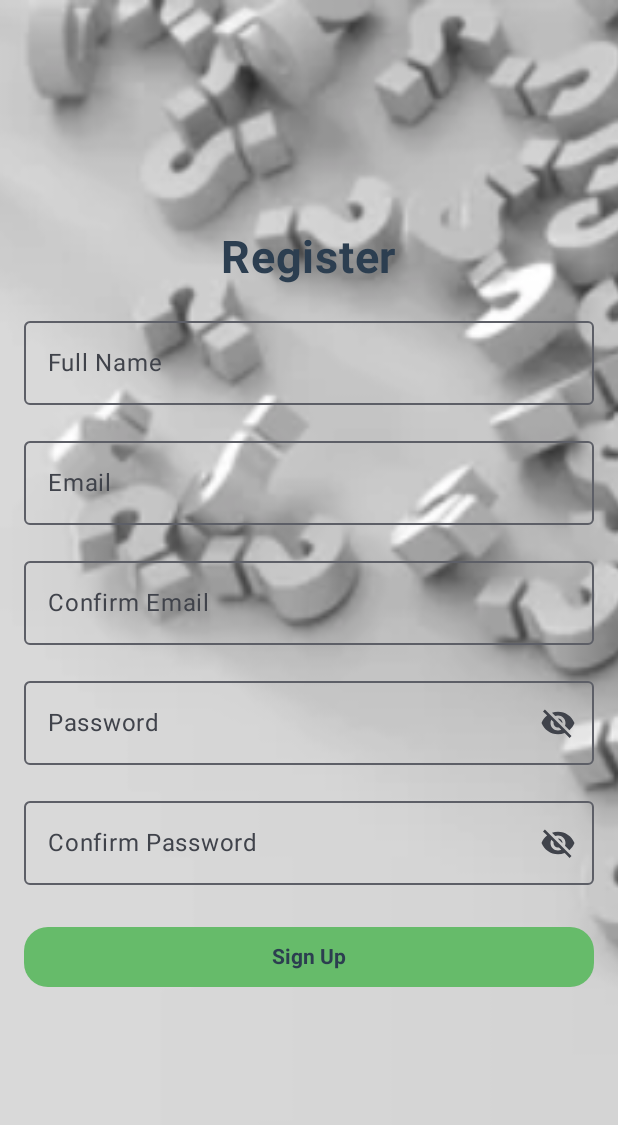
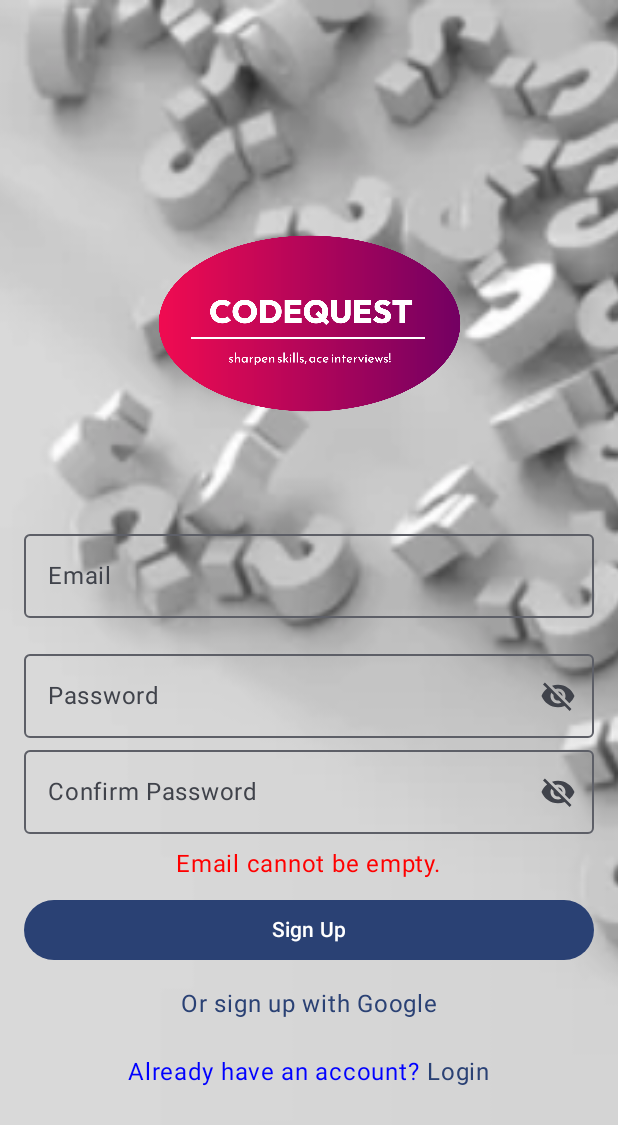
Before and after one commit to SaikumariLukka/CodeQuest, an Android app built with Jetpack Compose: the SignUpActivity screen opened directly, with no data from a screen before it, after a tap on "Sign Up", on a phone screen of 412 x 824 dp. Shown: the top 1125 px of the screen. Run offline under Robolectric (Android 15) with nearby library versions, the phone set to English and light mode, and no system bars; our stand-ins replace Firebase (no records; nobody signed in at launch, a user with empty details on screens opened directly).

Commit message:
Commit 7

```diff
--- a/app/src/main/java/com/example/codequest/SignUpActivity.kt
+++ b/app/src/main/java/com/example/codequest/SignUpActivity.kt
@@ -1,9 +1,14 @@
 package com.example.codequest
 
+import android.content.Intent
 import android.os.Bundle
+import android.util.Patterns
+import android.widget.Toast
 import androidx.activity.ComponentActivity
 import androidx.activity.compose.setContent
+import androidx.activity.result.contract.ActivityResultContracts
 import androidx.compose.foundation.Image
+import androidx.compose.foundation.clickable
 import androidx.compose.foundation.layout.*
 import androidx.compose.material.icons.Icons
 import androidx.compose.material.icons.filled.Visibility
@@ -15,35 +20,118 @@ import androidx.compose.ui.Modifier
 import androidx.compose.ui.graphics.Color
 import androidx.compose.ui.layout.ContentScale
 import androidx.compose.ui.res.painterResource
-import androidx.compose.ui.text.TextStyle
-import androidx.compose.ui.text.font.FontWeight
 import androidx.compose.ui.text.input.PasswordVisualTransformation
 import androidx.compose.ui.text.input.TextFieldValue
 import androidx.compose.ui.text.input.VisualTransformation
 import androidx.compose.ui.unit.dp
 import androidx.compose.ui.unit.sp
 import com.example.codequest.ui.theme.CodeQuestTheme
-import androidx.compose.foundation.shape.RoundedCornerShape
+import com.google.firebase.auth.FirebaseAuth
+import com.google.firebase.auth.GoogleAuthProvider
+import com.google.android.gms.auth.api.identity.Identity
+import com.google.android.gms.auth.api.identity.SignInClient
+import com.google.android.gms.auth.api.identity.BeginSignInRequest
+import androidx.compose.ui.platform.LocalContext
 
 class SignUpActivity : ComponentActivity() {
+
+    private lateinit var auth: FirebaseAuth
+    private lateinit var oneTapClient: SignInClient
+    private lateinit var signInRequest: BeginSignInRequest
+
     override fun onCreate(savedInstanceState: Bundle?) {
         super.onCreate(savedInstanceState)
+
+        // Firebase Authentication setup
+        auth = FirebaseAuth.getInstance()
+
+        // One Tap Google Sign-Up initialization
+        oneTapClient = Identity.getSignInClient(this)
+        signInRequest = BeginSignInRequest.builder()
+            .setGoogleIdTokenRequestOptions(
+                BeginSignInRequest.GoogleIdTokenRequestOptions.builder()
+                    .setSupported(true)
+                    .setServerClientId(getString(R.string.default_web_client_id)) // Web client ID from Firebase
+                    .setFilterByAuthorizedAccounts(false)
+                    .build()
+            )
+            .build()
+
         setContent {
             CodeQuestTheme {
-                SignUpScreen()
+                SignUpScreen(
+                    onSignUpSuccess = {
+                        val homeIntent = Intent(this, LoginActivity::class.java)
+                        startActivity(homeIntent)
+                        finish() // Close the sign-up activity
+                    },
+                    onGoogleSignUp = { handleGoogleSignUp() },
+                    handleEmailSignUp = { email, password, onSignUpSuccess ->
+                        handleEmailSignUp(email, password, onSignUpSuccess)
+                    }
+                )
             }
         }
     }
+
+    private fun handleEmailSignUp(email: String, password: String, onSignUpSuccess: () -> Unit) {
+        auth.createUserWithEmailAndPassword(email, password)
+            .addOnCompleteListener(this) { task ->
+                if (task.isSuccessful) {
+                    Toast.makeText(this, "Sign-Up Successful", Toast.LENGTH_SHORT).show()
+                    onSignUpSuccess()
+                } else {
+                    Toast.makeText(this, "Sign-Up Failed: ${task.exception?.message}", Toast.LENGTH_SHORT).show()
+                }
+            }
+    }
+
+    private fun handleGoogleSignUp() {
+        val oneTapSignUp = oneTapClient.beginSignIn(signInRequest)
+        oneTapSignUp.addOnSuccessListener { result ->
+            val signUpIntent = result.pendingIntent.intentSender
+            // googleSignUpLauncher.launch(signUpIntent)
+        }.addOnFailureListener { exception ->
+            Toast.makeText(this, "Google Sign-Up Failed: ${exception.message}", Toast.LENGTH_SHORT).show()
+        }
+    }
+
+    private val googleSignUpLauncher =
+        registerForActivityResult(ActivityResultContracts.StartIntentSenderForResult()) { result ->
+            if (result.resultCode == RESULT_OK) {
+                val credential = oneTapClient.getSignInCredentialFromIntent(result.data)
+                val idToken = credential.googleIdToken
+                if (idToken != null) {
+                    val firebaseCredential = GoogleAuthProvider.getCredential(idToken, null)
+                    auth.signInWithCredential(firebaseCredential)
+                        .addOnCompleteListener(this) { task ->
+                            if (task.isSuccessful) {
+                                Toast.makeText(this, "Google Sign-Up Successful", Toast.LENGTH_SHORT).show()
+                                val homeIntent = Intent(this, HomeActivity::class.java)
+                                startActivity(homeIntent)
+                                finish() // Close the sign-up activity
+                            } else {
+                                Toast.makeText(this, "Google Sign-Up Failed: ${task.exception?.message}", Toast.LENGTH_SHORT).show()
+                            }
+                        }
+                }
+            }
+        }
 }
 
 @Composable
-fun SignUpScreen() {
-    var fullName by remember { mutableStateOf(TextFieldValue("")) }
+fun SignUpScreen(
+    onSignUpSuccess: () -> Unit,
+    onGoogleSignUp: () -> Unit,
+    handleEmailSignUp: (String, String, () -> Unit) -> Unit
+) {
     var email by remember { mutableStateOf(TextFieldValue("")) }
-    var confirmEmail by remember { mutableStateOf(TextFieldValue("")) }
     var password by remember { mutableStateOf(TextFieldValue("")) }
     var confirmPassword by remember { mutableStateOf(TextFieldValue("")) }
     var passwordVisible by remember { mutableStateOf(false) }
+    var signUpError by remember { mutableStateOf<String?>(null) } // Error message
+
+    val context = LocalContext.current // Correct context usage inside composable
 
     Box(
         modifier = Modifier.fillMaxSize()
@@ -52,7 +140,7 @@ fun SignUpScreen() {
             painter = painterResource(id = R.drawable.background),
             contentDescription = "Background Image",
             modifier = Modifier.fillMaxSize(),
-            contentScale = ContentScale.Crop // Scales and crops to fill the screen
+            contentScale = ContentScale.Crop
         )
 
         Column(
@@ -62,21 +150,13 @@ fun SignUpScreen() {
             verticalArrangement = Arrangement.Center,
             horizontalAlignment = Alignment.CenterHorizontally
         ) {
-            Text(
-                text = "Register",
-                fontSize = 30.sp,
-                color = Color(0xFF2C3E50), // Midnight Blue
-                fontWeight = FontWeight.Bold,
-                modifier = Modifier.padding(bottom = 16.dp)
-            )
-
-            OutlinedTextField(
-                value = fullName,
-                onValueChange = { fullName = it },
-                label = { Text("Full Name") },
+            Image(
+                painter = painterResource(id = R.drawable.logo),
+                contentDescription = "Logo",
                 modifier = Modifier
-                    .fillMaxWidth()
-                    .padding(bottom = 16.dp)
+                    .size(250.dp)
+                    .padding(bottom = 15.dp),
+                contentScale = ContentScale.Fit
             )
 
             OutlinedTextField(
@@ -89,20 +169,11 @@ fun SignUpScreen() {
             )
 
             OutlinedTextField(
-                value = confirmEmail,
-                onValueChange = { confirmEmail = it },
-                label = { Text("Confirm Email") },
-                modifier = Modifier
-                    .fillMaxWidth()
-                    .padding(bottom = 16.dp)
-            )
-
-            // Password field with visibility toggle
-            OutlinedTextField(
                 value = password,
                 onValueChange = { password = it },
                 label = { Text("Password") },
                 visualTransformation = if (passwordVisible) VisualTransformation.None else PasswordVisualTransformation(),
+                modifier = Modifier.fillMaxWidth(),
                 trailingIcon = {
                     IconButton(onClick = { passwordVisible = !passwordVisible }) {
                         Icon(
@@ -110,18 +181,15 @@ fun SignUpScreen() {
                             contentDescription = if (passwordVisible) "Hide password" else "Show password"
                         )
                     }
-                },
-                modifier = Modifier
-                    .fillMaxWidth()
-                    .padding(bottom = 16.dp)
+                }
             )
 
-            // Confirm Password field with visibility toggle
             OutlinedTextField(
                 value = confirmPassword,
                 onValueChange = { confirmPassword = it },
                 label = { Text("Confirm Password") },
                 visualTransformation = if (passwordVisible) VisualTransformation.None else PasswordVisualTransformation(),
+                modifier = Modifier.fillMaxWidth(),
                 trailingIcon = {
                     IconButton(onClick = { passwordVisible = !passwordVisible }) {
                         Icon(
@@ -129,26 +197,60 @@ fun SignUpScreen() {
                             contentDescription = if (passwordVisible) "Hide password" else "Show password"
                         )
                     }
+                }
+            )
+
+            if (signUpError != null) {
+                Text(
+                    text = signUpError!!,
+                    color = Color.Red,
+                    modifier = Modifier.padding(top = 8.dp)
+                )
+            }
+
+            Button(
+                onClick = {
+                    // Validation checks
+                    when {
+                        email.text.isBlank() -> signUpError = "Email cannot be empty."
+                        !Patterns.EMAIL_ADDRESS.matcher(email.text).matches() -> signUpError = "Enter a valid email address."
+                        password.text.isBlank() -> signUpError = "Password cannot be empty."
+                        password.text != confirmPassword.text -> signUpError = "Passwords do not match."
+                        else -> {
+                            signUpError = null
+                            handleEmailSignUp(email.text, password.text, onSignUpSuccess)
+                        }
+                    }
                 },
                 modifier = Modifier
                     .fillMaxWidth()
-                    .padding(bottom = 16.dp)
+                    .padding(vertical = 8.dp)
+            ) {
+                Text(text = "Sign Up")
+            }
+
+            Text(
+                text = "Or sign up with Google",
+                color = MaterialTheme.colorScheme.primary,
+                modifier = Modifier
+                    .padding(vertical = 8.dp)
+                    .clickable { onGoogleSignUp() },
+                style = MaterialTheme.typography.bodyLarge.copy(fontSize = 16.sp)
             )
 
-            Button(
-                onClick = { /* Handle sign up */ },
-                modifier = Modifier
-                    .fillMaxWidth()
-                    .padding(vertical = 8.dp),
-                colors = ButtonDefaults.buttonColors(
-                    containerColor = Color(0xFF66BB6A), // Custom background color
-                    contentColor = Color(0xFF2C3E50)    // Custom text color
-                ),
-                shape = RoundedCornerShape(16.dp)
+            Row(
+                modifier = Modifier.padding(top = 16.dp),
+                verticalAlignment = Alignment.CenterVertically
             ) {
+                Text(text = "Already have an account? ", color = Color.Blue)
                 Text(
-                    text = "Sign Up",
-                    style = TextStyle(fontWeight = FontWeight.Bold)
+                    text = "Login",
+                    color = MaterialTheme.colorScheme.primary,
+                    modifier = Modifier.clickable {
+                        // Correctly use context to navigate in composable
+                        val loginIntent = Intent(context, LoginActivity::class.java)
+                        context.startActivity(loginIntent)
+                    }
                 )
             }
         }
```
